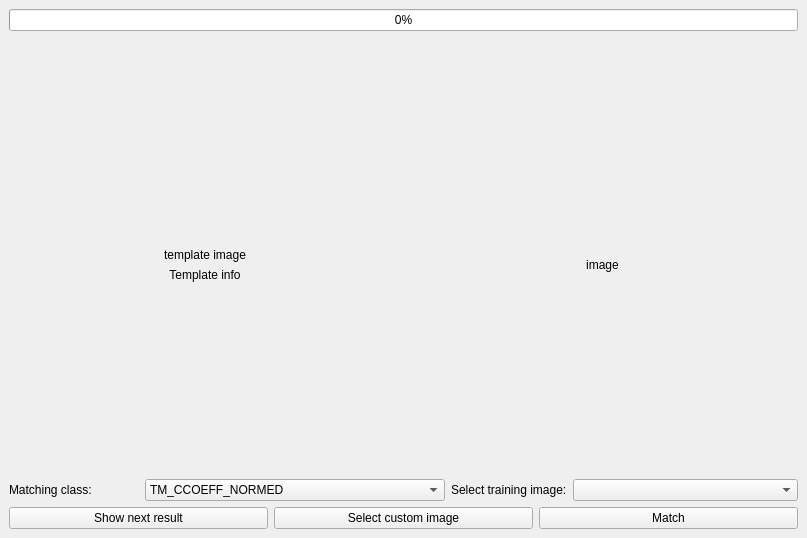
Above: seminarske/prepoznava_znaka/src/app.ui from urosjarc/instruktor before the change. Below: the same form after it.
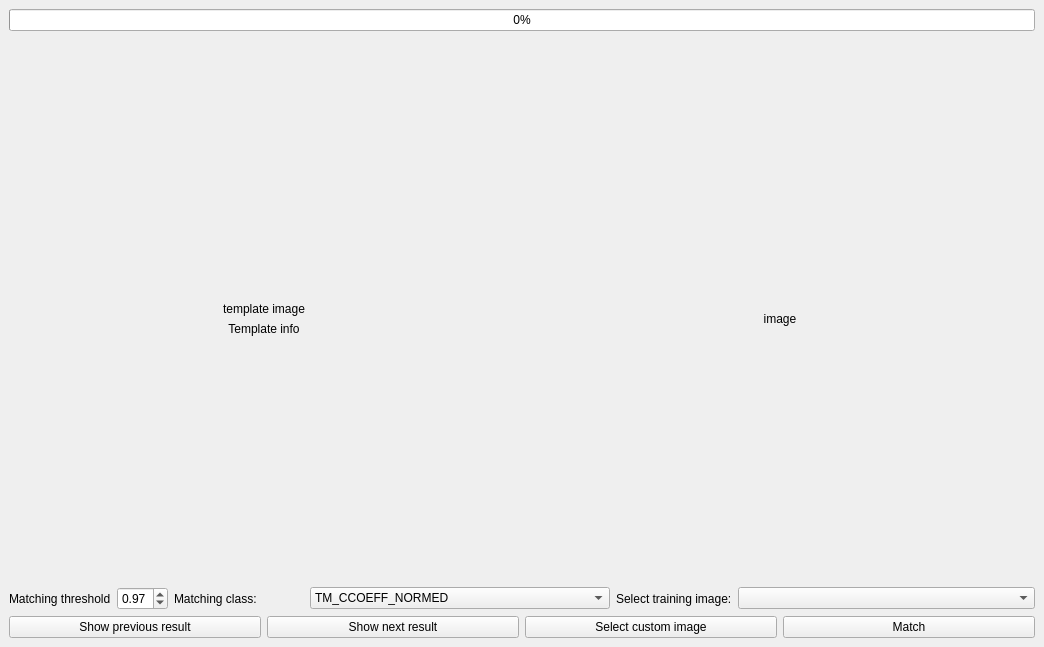
That is the form after the change.

```diff
--- a/seminarske/prepoznava_znaka/src/app.ui
+++ b/seminarske/prepoznava_znaka/src/app.ui
@@ -6,8 +6,8 @@
    <rect>
     <x>0</x>
     <y>0</y>
-    <width>807</width>
-    <height>538</height>
+    <width>1044</width>
+    <height>647</height>
    </rect>
   </property>
   <property name="windowTitle">
@@ -41,6 +41,12 @@
        <layout class="QVBoxLayout" name="verticalLayout">
         <item>
          <widget class="QLabel" name="templateL">
+          <property name="minimumSize">
+           <size>
+            <width>300</width>
+            <height>0</height>
+           </size>
+          </property>
           <property name="text">
            <string>template image</string>
           </property>
@@ -51,6 +57,12 @@
         </item>
         <item>
          <widget class="QLabel" name="templateInfoL">
+          <property name="minimumSize">
+           <size>
+            <width>300</width>
+            <height>0</height>
+           </size>
+          </property>
           <property name="text">
            <string>Template info</string>
           </property>
@@ -81,6 +93,26 @@
     </item>
     <item>
      <layout class="QHBoxLayout" name="horizontalLayout_2">
+      <item>
+       <widget class="QLabel" name="label_3">
+        <property name="text">
+         <string>Matching threshold</string>
+        </property>
+       </widget>
+      </item>
+      <item>
+       <widget class="QDoubleSpinBox" name="thresholdSBOX">
+        <property name="maximum">
+         <double>1.000000000000000</double>
+        </property>
+        <property name="singleStep">
+         <double>0.100000000000000</double>
+        </property>
+        <property name="value">
+         <double>0.970000000000000</double>
+        </property>
+       </widget>
+      </item>
       <item>
        <widget class="QLabel" name="label_2">
         <property name="minimumSize">
@@ -146,6 +178,13 @@
     </item>
     <item>
      <layout class="QHBoxLayout" name="horizontalLayout_4">
+      <item>
+       <widget class="QPushButton" name="prevResultBTN">
+        <property name="text">
+         <string>Show previous result</string>
+        </property>
+       </widget>
+      </item>
       <item>
        <widget class="QPushButton" name="nextResultBTN">
         <property name="text">
```
